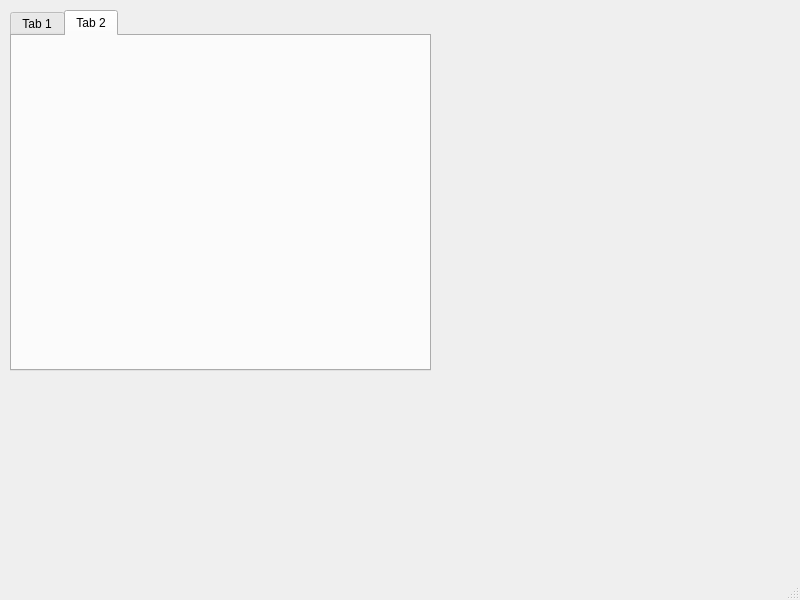
Qt form sessionswindow.ui (sundw2014/chat_P2P) before a commit.
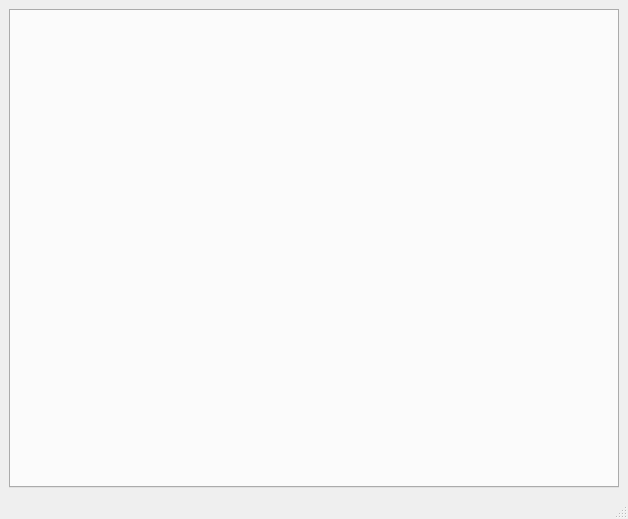
The same form after that commit.

Patch:
```diff
--- a/sessionswindow.ui
+++ b/sessionswindow.ui
@@ -6,37 +6,23 @@
    <rect>
     <x>0</x>
     <y>0</y>
-    <width>800</width>
-    <height>600</height>
+    <width>628</width>
+    <height>519</height>
    </rect>
   </property>
   <property name="windowTitle">
    <string>MainWindow</string>
   </property>
   <widget class="QWidget" name="centralwidget">
+   <layout class="QVBoxLayout" name="verticalLayout_2">
+    <item>
    <widget class="QTabWidget" name="tabWidget_session">
-    <property name="geometry">
-     <rect>
-      <x>10</x>
-      <y>10</y>
-      <width>421</width>
-      <height>361</height>
-     </rect>
-    </property>
     <property name="currentIndex">
-     <number>1</number>
-    </property>
-    <widget class="QWidget" name="tab">
-     <attribute name="title">
-      <string>Tab 1</string>
-     </attribute>
-    </widget>
-    <widget class="QWidget" name="tab_2">
-     <attribute name="title">
-      <string>Tab 2</string>
-     </attribute>
-    </widget>
-   </widget>
+       <number>-1</number>
+      </property>
+     </widget>
+    </item>
+   </layout>
   </widget>
   <widget class="QMenuBar" name="menubar">
    <property name="geometry">
```
Left out of the diff: 2 changed lines with no effect on the pictures. Lines whose indentation alone changed are shown as unchanged.
